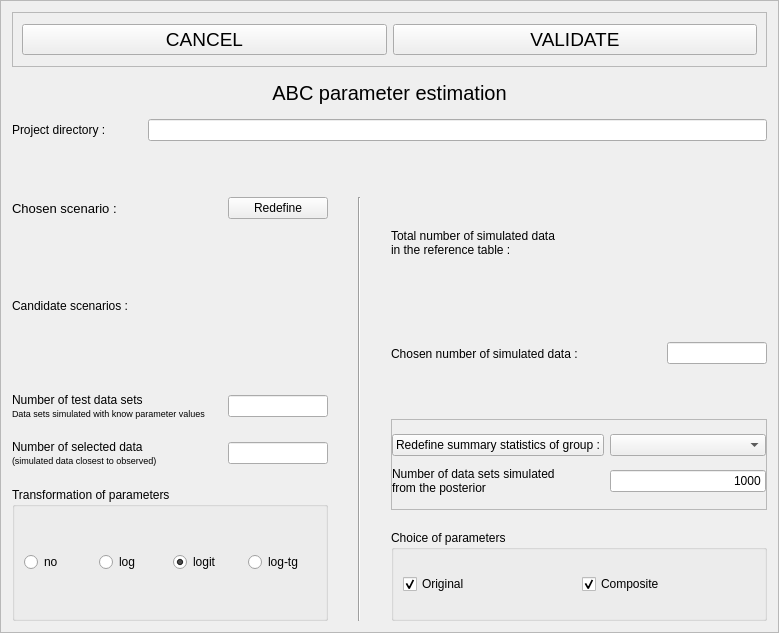
The window that python_interface/uis/setupEstimationBias.ui (cbgp/diyabc) describes before a commit, drawn with Qt 5.
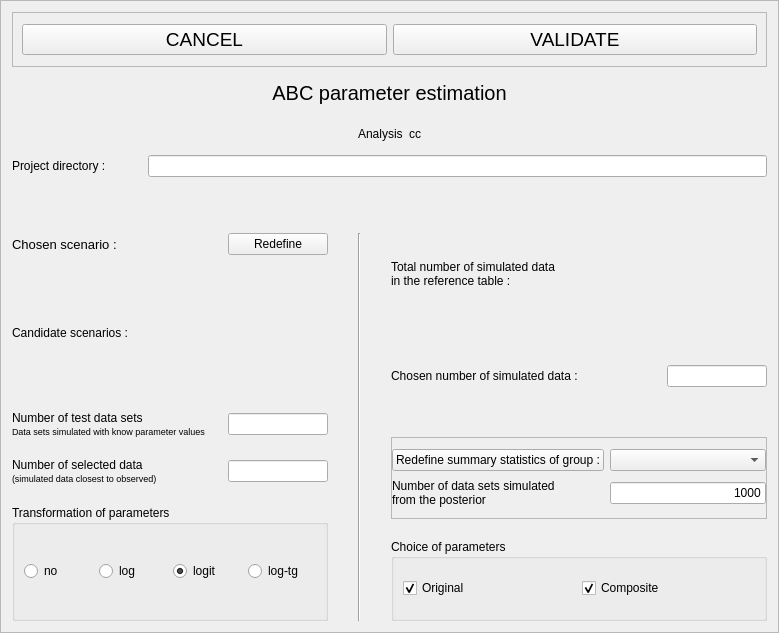
The same window after the commit.

Commit message: analysis name during andef

The edit to the form file:
```diff
--- a/python_interface/uis/setupEstimationBias.ui
+++ b/python_interface/uis/setupEstimationBias.ui
@@ -113,6 +113,76 @@
      </property>
     </widget>
    </item>
+   <item>
+    <widget class="QFrame" name="frame_3">
+     <property name="minimumSize">
+      <size>
+       <width>0</width>
+       <height>30</height>
+      </size>
+     </property>
+     <property name="maximumSize">
+      <size>
+       <width>16777215</width>
+       <height>30</height>
+      </size>
+     </property>
+     <property name="frameShape">
+      <enum>QFrame::NoFrame</enum>
+     </property>
+     <property name="frameShadow">
+      <enum>QFrame::Raised</enum>
+     </property>
+     <layout class="QHBoxLayout" name="horizontalLayout_11">
+      <property name="topMargin">
+       <number>0</number>
+      </property>
+      <property name="bottomMargin">
+       <number>0</number>
+      </property>
+      <item>
+       <spacer name="horizontalSpacer_3">
+        <property name="orientation">
+         <enum>Qt::Horizontal</enum>
+        </property>
+        <property name="sizeHint" stdset="0">
+         <size>
+          <width>40</width>
+          <height>20</height>
+         </size>
+        </property>
+       </spacer>
+      </item>
+      <item>
+       <widget class="QLabel" name="label_10">
+        <property name="text">
+         <string>Analysis</string>
+        </property>
+       </widget>
+      </item>
+      <item>
+       <widget class="QLabel" name="analysisNameLabel">
+        <property name="text">
+         <string>cc</string>
+        </property>
+       </widget>
+      </item>
+      <item>
+       <spacer name="horizontalSpacer_4">
+        <property name="orientation">
+         <enum>Qt::Horizontal</enum>
+        </property>
+        <property name="sizeHint" stdset="0">
+         <size>
+          <width>40</width>
+          <height>20</height>
+         </size>
+        </property>
+       </spacer>
+      </item>
+     </layout>
+    </widget>
+   </item>
    <item>
     <layout class="QHBoxLayout" name="horizontalLayout_7">
      <item>
```
The commit also changes 6 other files.
